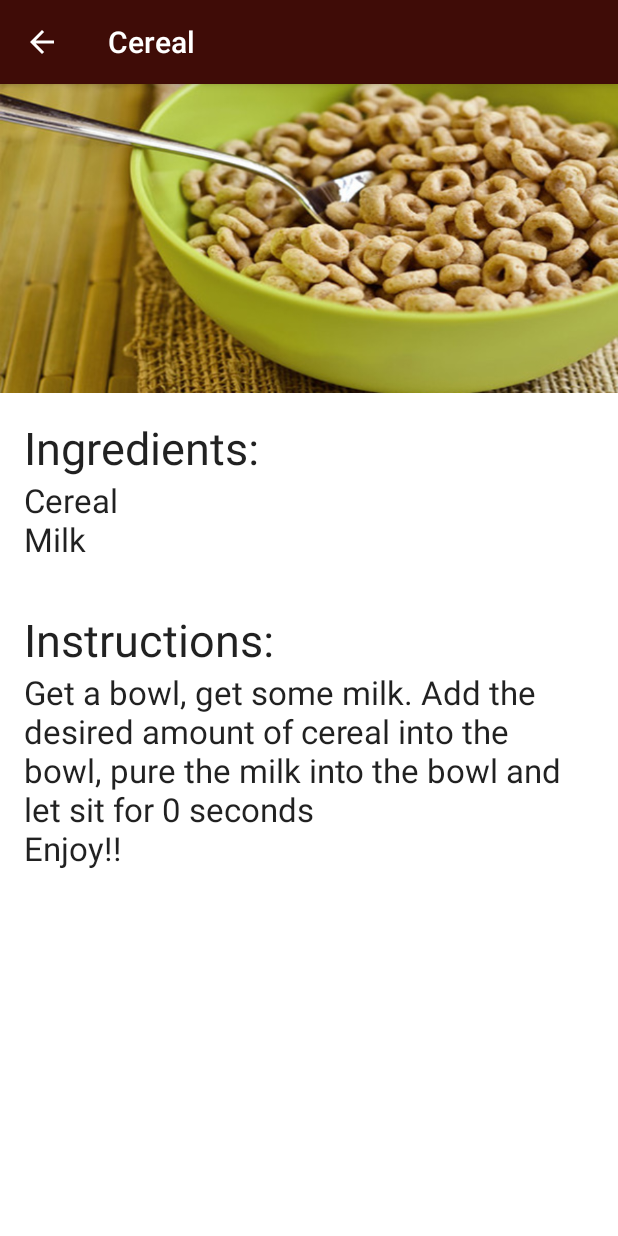
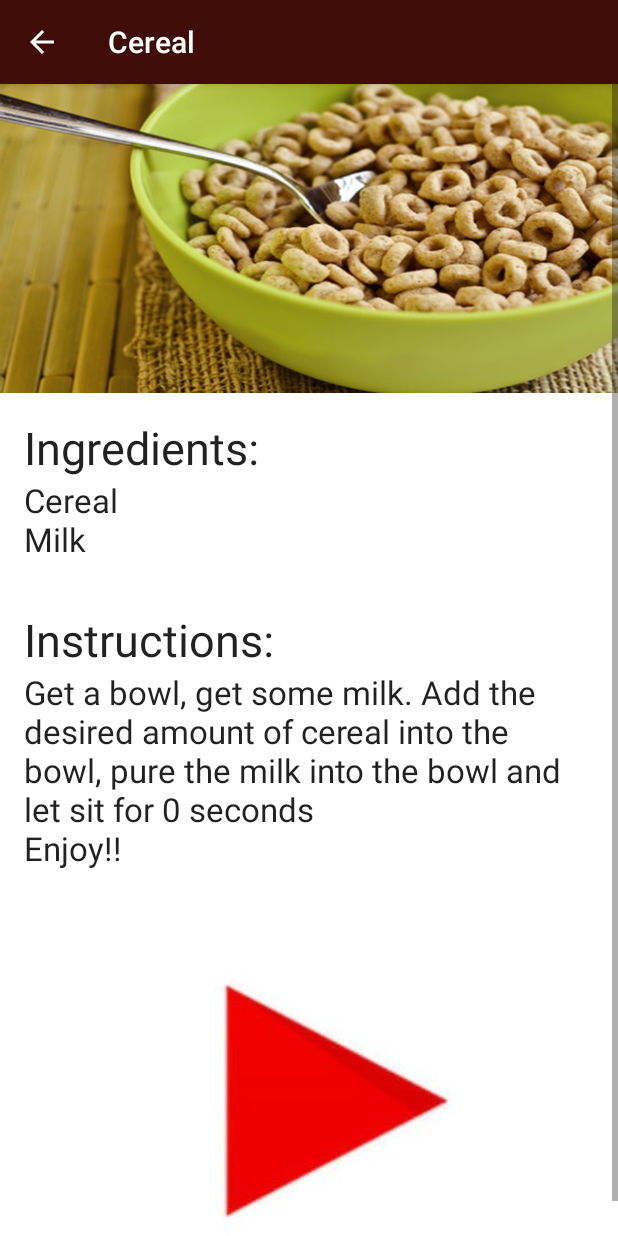
Before and after one commit to JamesIsNinja/PB-JCookBook, an Android app: the screen it shows after launch (Main2Activity), after a tap on "Cereal", on a phone screen of 412 x 824 dp. Run offline under Robolectric (Android 15) with nearby library versions, the light colour scheme and no system bars.

Commit message:
Rekt
Tried creating youtube link, resources and methods are in place but app
crashes on image click

```diff
--- a/app/src/main/java/industries/pbj/thepbjcookbook/fragments/OneFragment.java
+++ b/app/src/main/java/industries/pbj/thepbjcookbook/fragments/OneFragment.java
@@ -60,51 +60,61 @@ public class OneFragment extends Fragment {
                     String ingredients = "";
                     String instructions = "";
                     String imageId = "";
+                    String URL = "";
 
                     switch(itemName){
                         case "Cereal":
                             ingredients = getResources().getString(R.string.CerealIngredients);
                             instructions = getResources().getString(R.string.CerealInstructions);
+                            URL = getResources().getString(R.string.CerealURL);
                             imageId = String.valueOf(R.drawable.cereal);
                         break;
                         case "Porridge":
                             ingredients = getResources().getString(R.string.PorridgeIngredients);
                             instructions = getResources().getString(R.string.PorridgeInstructions);
+                            URL = getResources().getString(R.string.PorridgeURL);
                             imageId = String.valueOf(R.drawable.porridge);
                         break;
                         case "Scrambled Eggs":
                             ingredients = getResources().getString(R.string.ScrambledEggsIngredients);
                             instructions = getResources().getString(R.string.ScrambledEggsInstructions);
+                            URL = getResources().getString(R.string.ScrambledEggsURL);
                             imageId = String.valueOf(R.drawable.scrambled_eggs);
                             break;
                         case "French Toast":
                             ingredients = getResources().getString(R.string.FrenchToastIngredients);
                             instructions = getResources().getString(R.string.FrenchToastInstructions);
+                            URL = getResources().getString(R.string.FrenchToastURL);
                             imageId = String.valueOf(R.drawable.french_toast);
                             break;
                         case "Pancakes":
                             ingredients = getResources().getString(R.string.PancakesIngredients);
                             instructions = getResources().getString(R.string.PancakesInstructions);
+                            URL = getResources().getString(R.string.PancakesURL);
                             imageId = String.valueOf(R.drawable.pancakes);
                             break;
                         case "Waffles":
                             ingredients = getResources().getString(R.string.WafflesIngredients);
                             instructions = getResources().getString(R.string.WafflesInstructions);
+                            URL = getResources().getString(R.string.WafflesURL);
                             imageId = String.valueOf(R.drawable.waffles);
                             break;
                         case "BLT":
                             ingredients = getResources().getString(R.string.BLTIngredients);
                             instructions = getResources().getString(R.string.BLTInstructions);
+                            URL = getResources().getString(R.string.BLTURL);
                             imageId = String.valueOf(R.drawable.blt);
                             break;
                         case "Bagel with Cream Cheese":
                             ingredients = getResources().getString(R.string.BagelWithCreamCheeseIngredients);
                             instructions = getResources().getString(R.string.BagelWithCreamCheeseInstructions);
+                            URL = getResources().getString(R.string.BagelWithCreamCheeseURL);
                             imageId = String.valueOf(R.drawable.bagel_with_cream_cheese);
                             break;
                         case "Instant Coffee":
                             ingredients = getResources().getString(R.string.InstantCoffeeIngredients);
                             instructions = getResources().getString(R.string.InstantCoffeeInstructions);
+                            URL = getResources().getString(R.string.InstantCoffeeURL);
                             imageId = String.valueOf(R.drawable.coffee);
                             break;
                     }
@@ -113,6 +123,7 @@ public class OneFragment extends Fragment {
                     intent.putExtra("ItemIngredients", ingredients);
                     intent.putExtra("ItemInstructions", instructions);
                     intent.putExtra("ItemImage", imageId);
+                    intent.putExtra("ItemURL", URL);
 
                     startActivity(intent);
             }
--- a/app/src/main/res/layout/content_main22.xml
+++ b/app/src/main/res/layout/content_main22.xml
@@ -120,13 +120,38 @@
                     android:text="Put instructions here"
                     android:id="@+id/instructionsText" />
             </LinearLayout>
+        </LinearLayout>
+        <LinearLayout
+            android:id="@+id/ll3"
+            android:layout_width="match_parent"
+            android:layout_height="fill_parent"
+            android:orientation="horizontal"
+            android:paddingBottom="@dimen/activity_vertical_margin"
+            android:paddingLeft="@dimen/activity_horizontal_margin"
+            android:paddingRight="@dimen/activity_horizontal_margin"
+            android:paddingTop="@dimen/activity_vertical_margin">
 
+            <LinearLayout
+                android:orientation="vertical"
+                android:layout_width="match_parent"
+                android:layout_height="wrap_content" >
+
+                <LinearLayout
+                    android:orientation="horizontal"
+                    android:layout_width="match_parent"
+                    android:layout_height="wrap_content">
+
+                    <ImageButton
+                        android:layout_width="match_parent"
+                        android:layout_height="wrap_content"
+                        android:id="@+id/imageButton"
+                        android:src="@drawable/youtube"
+                        android:adjustViewBounds="true"
+                        android:contentDescription="@string/youtube_link"
+                        android:onClick="youtubeClicked" />
+                </LinearLayout>
+            </LinearLayout>
         </LinearLayout>
-
     </LinearLayout>
-
-
-
     </ScrollView>
-
 </RelativeLayout>
--- a/app/src/main/res/values/breakfast.xml
+++ b/app/src/main/res/values/breakfast.xml
@@ -14,29 +14,37 @@
 
     <string name="CerealIngredients">Cereal\nMilk</string>
     <string name="CerealInstructions">Get a bowl, get some milk. Add the desired amount of cereal into the bowl, pure the milk into the bowl and let sit for 0 seconds\nEnjoy!!</string>
+    <string name="CerealURL">Lh3zkzAbQL4</string>
 
     <string name="PorridgeIngredients">Water or Milk\nOats</string>
     <string name="PorridgeInstructions">Bring the water (or water and milk) to a good rolling boil, preferably in a non-stick pan. Slowly pour the oatmeal into the boiling liquid, stirring vigorously with a wooden spoon all the time. Keep stirring until it has returned to the boil again, reduce the heat, cover the pan and simmer very gently for 15 minutes, stirring frequently. Add the salt at this point and simmer and stir for a further 5/10 minutes (time depends on the quality of the oats). It should be a thick but pourable consistency. Serve hot in wooden bowls if you have them.</string>
+    <string name="PorridgeURL">L1dE--AWzVk</string>
 
     <string name="ScrambledEggsIngredients">Eggs\nMilk\nSalt and Pepper\nButter</string>
     <string name="ScrambledEggsInstructions">BEAT eggs, milk, salt and pepper in bowl until blended.\n\nBEAT butter in large nonstick skillet over medium heat until hot. POUR in egg mixture.\n\nAs eggs begin to set, GENTLY PULL the eggs across the pan with an inverted turner, forming large soft curds. CONTINUE cooking – pulling, lifting and folding eggs – until thickened and no visible liquid egg remains. Do not stir constantly. REMOVE from heat. SERVE immediately.</string>
+    <string name="ScrambledEggsURL">PUP7U5vTMM0</string>
 
     <string name="FrenchToastIngredients">Bread\nEggs\nMilk\nSugar\nCinnamon</string>
     <string name="FrenchToastInstructions">Beat egg, vanilla and cinnamon in shallow dish. Stir in milk.\n\nDip bread in egg mixture, turning to coat both sides evenly.\n\nCook bread slices on lightly greased nonstick griddle or skillet on medium heat until browned on both sides.</string>
+    <string name="FrenchToastURL">vPrtNzvDS5M</string>
 
     <string name="PancakesIngredients">Flour\nBaking Powder\nSalt\nSugar\nMilk\nEggs\nButter</string>
     <string name="PancakesInstructions">In a large bowl, sift together the flour, baking powder, salt and sugar. Make a well in the center and pour in the milk, egg and melted butter; mix until smooth.\n\nHeat a lightly oiled griddle or frying pan over medium high heat. Pour or scoop the batter onto the griddle, using approximately 1/4 cup for each pancake. Brown on both sides and serve hot.</string>
+    <string name="PancakesURL">LWuuCndtJr0</string>
 
     <string name="WafflesIngredients">Flour\nBaking Powder\nMilk\nVegetable Oil\nSugar\nBaing Powder\nSalt</string>
     <string name="WafflesInstructions">Preheat waffle iron. Beat eggs in large bowl with hand beater until fluffy. Beat in flour, milk, vegetable oil, sugar, baking powder, salt and vanilla, just until smooth.\n\n</string>
+    <string name="WafflesURL">lpTej1o5Uu4</string>
 
     <string name="BLTIngredients">Bread\nMayonnaise\nBetter\nBacon\nTomatoes\nRed Onion\nLettuce</string>
     <string name="BLTInstructions">Mix basil, mayonnaise and butter in processor until basil is finely chopped and mixture is well blended. Season to taste with salt and pepper.\n\nCook bacon in heavy large skillet over medium-high heat until crisp, about 8 minutes. Transfer to paper towels; drain.\n\nSpread half of mayonnaise mixture over 1 side of 6 bread slices. Top each with 2 tomato slices. Sprinkle tomatoes with salt and pepper. Top tomato slices with avocado, then with bacon strips, onion and lettuce. Spread remaining mayonnaise mixture over remaining 6 bread slices. Place bread slices atop lettuce. Cut sandwiches in half and serve.</string>
+    <string name="BLTURL">QWhn9Ncvvso</string>
 
     <string name="BagelWithCreamCheeseIngredients">Bagel\nCream Cheese\n</string>
     <string name="BagelWithCreamCheeseInstructions">Cut your bagel in half.\n\nInsert them into the toaster or under the grill for a minute or so, until golden brown.\n\nSpread some cream cheese on the halves. Enjoys!</string>
+    <string name="BagelWithCreamCheeseURL">pmPii0RyWaA</string>
 
     <string name="InstantCoffeeIngredients">Instant Coffee\nWater\nMilk(Optional)\nSugar(Optional)</string>
     <string name="InstantCoffeeInstructions">Bring water to a boil.\n\nPour the hot water into a coffee mug\n\nAdd 1 - 2 teaspoons and add milk and sugar as desired</string>
-
+    <string name="InstantCoffeeURL">jjOfZJTjJG8</string>
 </resources>
--- a/app/src/main/res/values/strings.xml
+++ b/app/src/main/res/values/strings.xml
@@ -10,4 +10,5 @@
     <string name="pb_amp_j_SplashScreen"><![CDATA[PB+J]]></string>
     <string name="industries_LauchScreen">Industries</string>
     <string name="itemimage">itemImage</string>
+    <string name="youtube_link">YouTube Link</string>
 </resources>
--- a/build.gradle
+++ b/build.gradle
@@ -5,7 +5,7 @@ buildscript {
         jcenter()
     }
     dependencies {
-        classpath 'com.android.tools.build:gradle:1.5.0'
+        classpath 'com.android.tools.build:gradle:2.0.0'
 
         // NOTE: Do not place your application dependencies here; they belong
         // in the individual module build.gradle files
```
Also changed, not shown: app/src/main/java/industries/pbj/thepbjcookbook/Main2Activity.java (+15 -4 lines), app/src/main/res/values/PBJ.xml (+9 -2 lines), app/src/main/res/values/dinner.xml (+9 -1 lines), app/src/main/res/values/lunch.xml (+10 -1 lines), app/src/main/res/drawable/youtube.jpg (added), gradle/wrapper/gradle-wrapper.properties.
